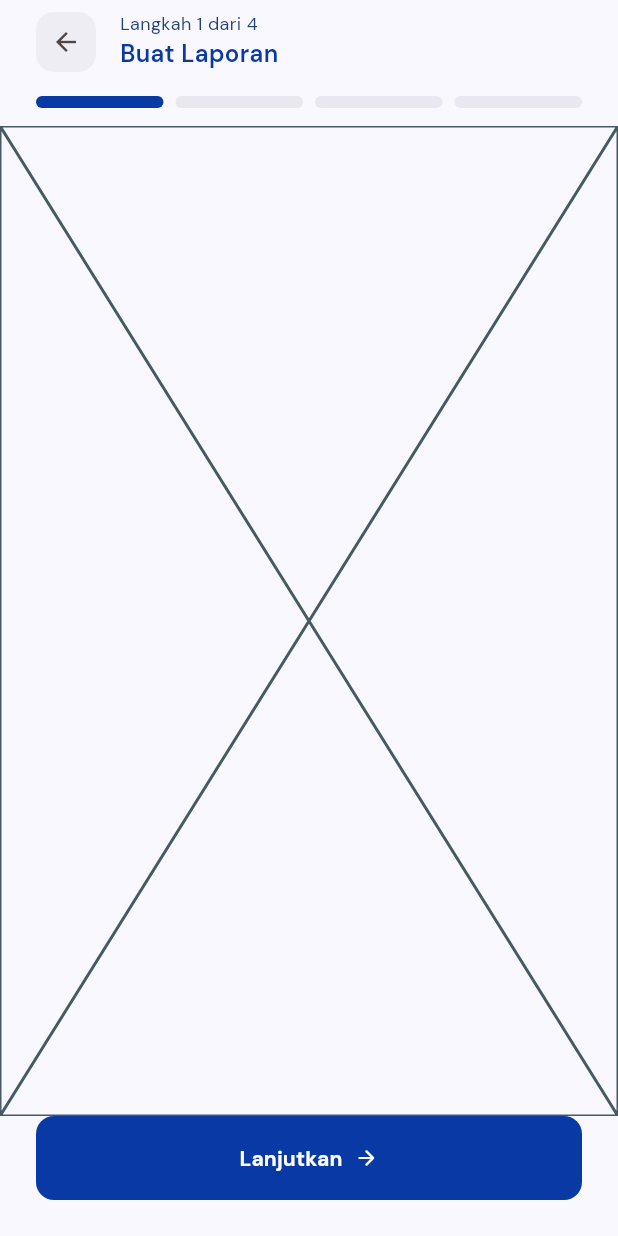
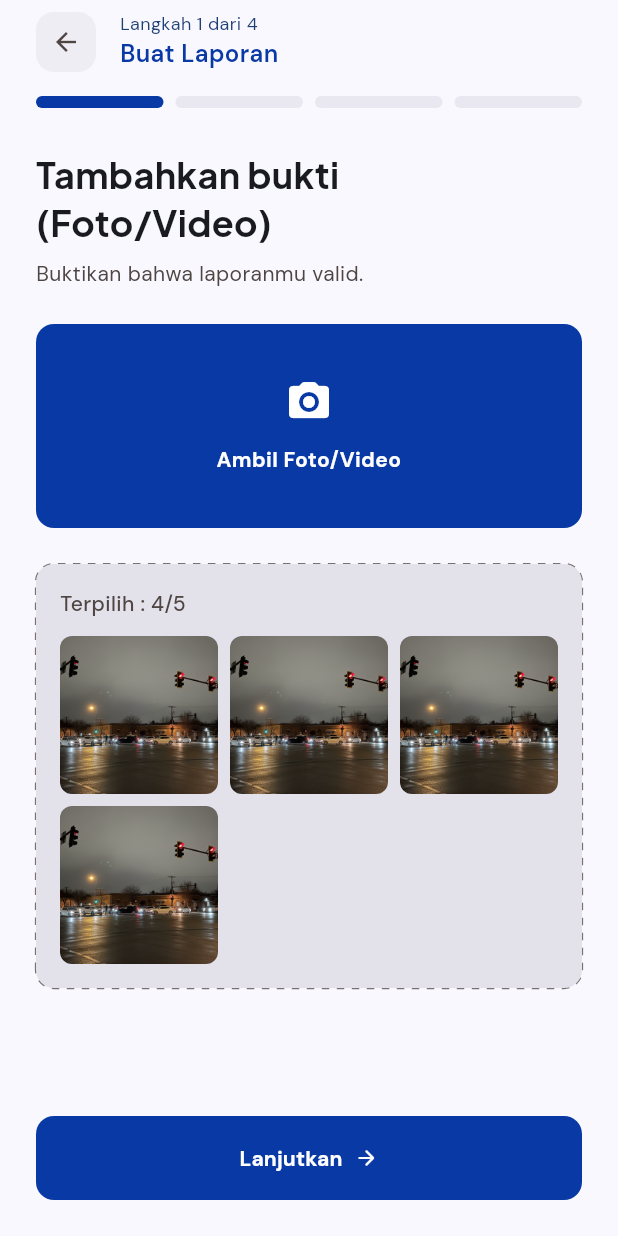
Before and after one commit to JavierGavra/lapormin, a Flutter app: the CreateReportPage screen opened directly, swiped to page 3, on a phone screen of 412 x 824 dp. Run offline on Flutter 3.47's test engine with Material 3 defaults, Android fonts, the phone set to English and light mode, and no system bars; drawn by our look-alikes of dotted_border; our stand-ins replace bloc, dartz, equatable, flutter_bloc, flutter_dotenv, flutter_map and 9 more; accounts and stored records are empty.

Commit message:
feat: [JG] made UI of step 3 for create_report_page

```diff
--- a/lib/features/report/presentation/widgets/create_report/evidences_step.dart
+++ b/lib/features/report/presentation/widgets/create_report/evidences_step.dart
@@ -1,10 +1,173 @@
+import 'package:dotted_border/dotted_border.dart';
 import 'package:flutter/material.dart';
+import 'package:lapormin/core/widgets/snackbar/custom_snackbar.dart';
+import '../../../../../core/utils/text_style/app_text_style.dart';
+import 'create_report_step_header.dart';
 
 class EvidencesStep extends StatelessWidget {
   const EvidencesStep({super.key});
 
   @override
   Widget build(BuildContext context) {
-    return const Placeholder();
+    final color = Theme.of(context).colorScheme;
+    return SingleChildScrollView(
+      padding: const EdgeInsets.symmetric(horizontal: 24, vertical: 16),
+      child: Column(
+        crossAxisAlignment: CrossAxisAlignment.start,
+        spacing: 24,
+        children: [
+          const CreateReportStepHeader(
+            title: "Tambahkan bukti\n(Foto/Video)",
+            description: "Buktikan bahwa laporanmu valid.",
+          ),
+          _buildUploadButton(color, context),
+          _buildPreview(color),
+          const SizedBox(height: 0),
+        ],
+      ),
+    );
+  }
+
+  Widget _buildUploadButton(ColorScheme color, BuildContext context) {
+    return Container(
+      width: double.infinity,
+      decoration: BoxDecoration(
+        color: color.primary,
+        borderRadius: BorderRadius.circular(12),
+      ),
+      child: Material(
+        color: Colors.transparent,
+        child: InkWell(
+          onTap: () {
+            showSnackBar(context, "Comming Soon!");
+          },
+          borderRadius: BorderRadius.circular(12),
+          child: Padding(
+            padding: const EdgeInsets.symmetric(vertical: 36),
+            child: Column(
+              mainAxisSize: MainAxisSize.min,
+              spacing: 12,
+              children: [
+                Icon(
+                  Icons.camera_alt_rounded,
+                  color: color.onPrimary,
+                  size: 32,
+                ),
+                Text(
+                  "Ambil Foto/Video",
+                  textAlign: TextAlign.center,
+                  style: AppTextStyle.s14(
+                    color: color.onPrimary,
+                    fontWeight: FontWeight.w700,
+                  ),
+                ),
+              ],
+            ),
+          ),
+        ),
+      ),
+    );
+  }
+
+  Widget _buildPreview(ColorScheme color) {
+    const int crossAxisCount = 3;
+    const double gap = 8;
+    const double containerPadding = 16;
+
+    return DottedBorder(
+      options: RoundedRectDottedBorderOptions(
+        radius: Radius.circular(12),
+        padding: EdgeInsets.zero,
+        color: color.outline,
+        dashPattern: [5, 5],
+        strokeWidth: 1.5,
+      ),
+      child: Container(
+        width: double.infinity,
+        padding: const EdgeInsets.all(containerPadding),
+        decoration: BoxDecoration(
+          color: color.surfaceContainerHighest,
+          borderRadius: BorderRadius.circular(12),
+        ),
+        child: Column(
+          crossAxisAlignment: CrossAxisAlignment.start,
+          mainAxisSize: MainAxisSize.min,
+          spacing: 12,
+          children: [
+            Text(
+              "Terpilih : 4/5",
+              style: AppTextStyle.s14(
+                color: color.onSurfaceVariant,
+                fontWeight: FontWeight.w500,
+              ),
+            ),
+            LayoutBuilder(
+              builder: (context, constraints) {
+                // Hitung lebar tiap gambar secara dinamis
+                // Total gap antar item = (crossAxisCount - 1) * gap
+                final itemWidth =
+                    (constraints.maxWidth - (gap * (crossAxisCount - 1))) /
+                    crossAxisCount;
+
+                return Wrap(
+                  spacing: gap,
+                  runSpacing: gap,
+                  children: List.generate(
+                    4,
+                    (index) => SizedBox(
+                      width: itemWidth,
+                      height: itemWidth, // biar tetap square
+                      child: Stack(
+                        clipBehavior: Clip.none,
+                        children: [
+                          // Gambar
+                          Positioned.fill(
+                            child: Container(
+                              decoration: BoxDecoration(
+                                color: color.primaryContainer,
+                                borderRadius: BorderRadius.circular(8),
+                                image: DecorationImage(
+                                  image: AssetImage(
+                                    "assets/images/cards/infrastruktur.png",
+                                  ),
+                                  fit: BoxFit.cover,
+                                ),
+                              ),
+                            ),
+                          ),
+                          // Tombol X di pojok kanan atas
+                          // Positioned(
+                          //   // top: -8,
+                          //   // right: -8,
+                          //   child: IconButton.filled(
+                          //     onPressed: () {},
+                          //     icon: Icon(
+                          //       Icons.close_rounded,
+                          //       size: 16,
+                          //       color: color.tertiary,
+                          //     ),
+                          //     padding: EdgeInsets.zero,
+                          //     constraints: const BoxConstraints(
+                          //       minWidth: 28,
+                          //       minHeight: 28,
+                          //     ),
+                          //     style: IconButton.styleFrom(
+                          //       shape: const CircleBorder(),
+                          //       backgroundColor: color.surface,
+                          //       padding: EdgeInsets.zero,
+                          //     ),
+                          //   ),
+                          // ),
+                        ],
+                      ),
+                    ),
+                  ),
+                );
+              },
+            ),
+          ],
+        ),
+      ),
+    );
   }
 }
--- a/pubspec.yaml
+++ b/pubspec.yaml
@@ -15,6 +15,7 @@ dependencies:
   connectivity_plus: ^7.1.1
   bloc: ^9.2.1
   dartz: ^0.10.1
+  dotted_border: ^3.1.0
   equatable: ^2.0.8
   flutter_bloc: ^9.1.1
   flutter_dotenv: ^6.0.1
```
Also changed, not shown: pubspec.lock.
